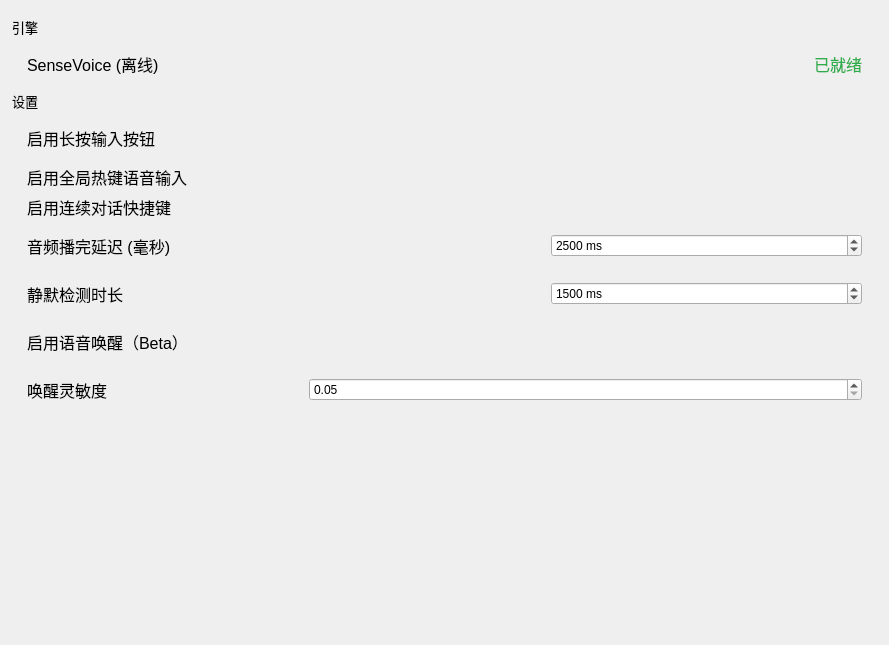
This is Mandarin/windows/setting/child/settingchild_speech.ui in Mandarin715/Mandarin as Qt 5 draws it before an edit. The edited form follows.
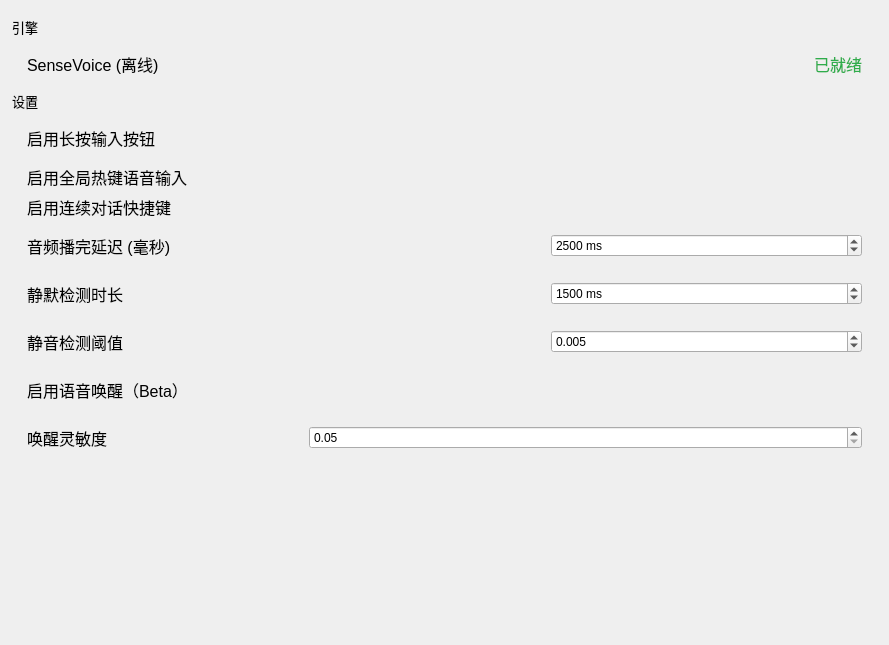
This is the edited form. Custom widgets are drawn as their Qt base class.

Commit message:
feat: VITS 延迟优化 + 静音阈值可调 + 记忆管理独立页 + 多项修复 (v1.7.6)
- VITS: QBuffer 替代 QTemporaryFile，消除磁盘 I/O

- VITS: 并发合成 2→3，性能日志（合成耗时/句间间隙）

- VITS: QMap 序号排序，修复并发乱序完成导致播放错位

- 静音检测：阈值改为可调滑块（0.001~0.05），轻声说话可调低

- 标点分句：新增 、,，…〜〜」 7 个停顿标点

- 连续对话：播放完成回调二次确认 isAllVitsDone，防止提前录音

- 对话记忆：从角色设置页独立为左侧导航独立页面

- 识别过滤：拉丁文本需 ≥5 字母，拦截 SenseVoice 幻觉短词

- 托盘激活：SetForegroundWindow 强制前台弹出设置面板

```diff
--- a/Mandarin/windows/setting/child/settingchild_speech.ui
+++ b/Mandarin/windows/setting/child/settingchild_speech.ui
@@ -366,6 +366,32 @@
          </layout>
         </widget>
        </item>
+       <item>
+        <widget class="ElaScrollPageArea" name="widget_SilenceThreshold" native="true">
+         <property name="toolTip">
+          <string>音量低于此阈值视为静音，数值越小越灵敏。轻声说话时可适当调低</string>
+         </property>
+         <layout class="QHBoxLayout" name="horizontalLayout_SilenceThreshold" stretch="5,3">
+          <property name="leftMargin"><number>15</number></property>
+          <property name="rightMargin"><number>15</number></property>
+          <item>
+           <widget class="ElaText" name="label_SilenceThreshold">
+            <property name="font"><font><pointsize>12</pointsize></font></property>
+            <property name="text"><string>静音检测阈值</string></property>
+           </widget>
+          </item>
+          <item>
+           <widget class="QDoubleSpinBox" name="spinBox_SilenceThreshold">
+            <property name="minimum"><double>0.001</double></property>
+            <property name="maximum"><double>0.050</double></property>
+            <property name="singleStep"><double>0.001</double></property>
+            <property name="decimals"><number>3</number></property>
+            <property name="value"><double>0.005</double></property>
+           </widget>
+          </item>
+         </layout>
+        </widget>
+       </item>
        <item>
        <widget class="ElaScrollPageArea" name="widget_WakeWord" native="true">
          <property name="toolTip">
```
The commit also changes 9 other files.
